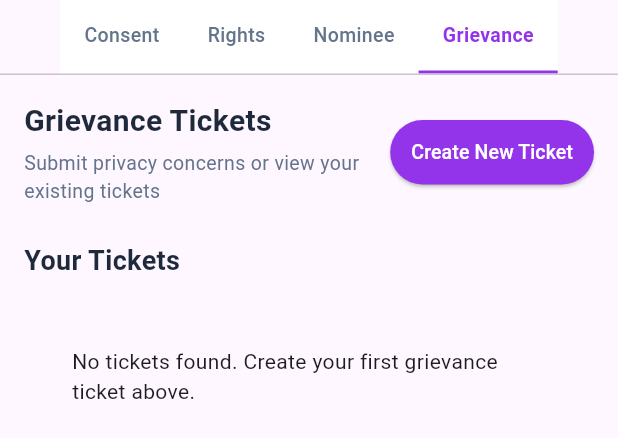
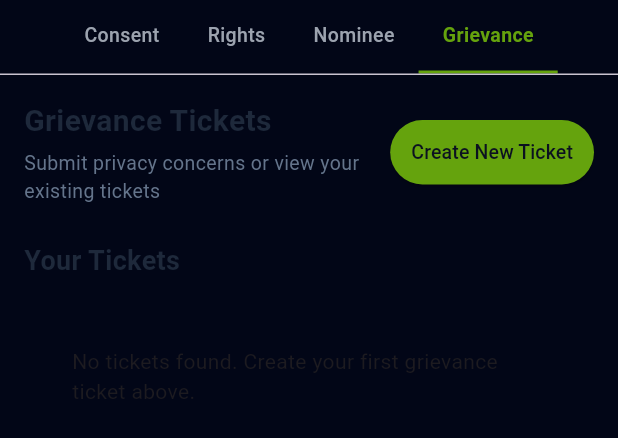
Before and after one commit to truconsent/truconsent-banner-flutter-sdk, a Flutter app: the NativeRightCenter widget shown alone on an empty page, opened directly with empty values, after a tap on "Rights", after a tap on "Nominee", after a tap on "Grievance", on a phone screen of 412 x 824 dp. Shown: the top 438 px of the screen. Run offline on Flutter 3.47's test engine with Material 3 defaults, Android fonts, the phone set to English and light mode, and no system bars; our stand-ins replace webview_flutter; network calls fail.

Commit message:
Bump version to 0.1.4 and update dependencies in configuration files

```diff
--- a/lib/src/services/rights_center_api.dart
+++ b/lib/src/services/rights_center_api.dart
@@ -555,23 +555,21 @@ class RightsCenterApi {
 
   // ─── Consent ─────────────────────────────────────────────────────────────────
 
-  /// Fetch all banner templates + merge user consent status.
-  /// Same flow as mars-money-website RightCenter.jsx:
-  ///   1. GET /api/v1/internal/consent?asset_id=... (all banners)
-  ///   2. GET /api/v1/internal/consent/user-consent-status?userId=...
+  /// Fetch user's banners with consent status already merged.
+  /// Uses GET /api/v1/internal/consent/user/{userId} — requires consent scope (not admin).
   Future<List<Map<String, dynamic>>> getUserConsentsFlat(
     String userId, {
     String? assetId,
   }) async {
-    // Step 1 — all banner templates (same as website)
-    final assetQuery = assetId != null && assetId.isNotEmpty
-        ? '?asset_id=${Uri.encodeComponent(assetId)}'
-        : '';
+    // Step 1 — GET /api/v1/internal/consent/user/{userId}
+    // Returns banners with the user's consent status pre-merged. Requires consent scope only.
     dynamic bannersResp;
     try {
-      bannersResp = await _request('/api/v1/internal/consent$assetQuery');
+      bannersResp = await _request(
+        '/api/v1/internal/consent/user/${Uri.encodeComponent(userId)}',
+      );
     } catch (e) {
-      debugPrint('[RightsCenterApi] Error fetching consent banners: $e');
+      debugPrint('[RightsCenterApi] Error fetching user consent banners: $e');
       bannersResp = null;
     }
 
--- a/lib/src/widgets/banner_ui.dart
+++ b/lib/src/widgets/banner_ui.dart
@@ -479,12 +479,4 @@ class _BannerUIState extends State<BannerUI> with SingleTickerProviderStateMixin
     );
   }
 
-  Color _parseColor(String? colorString) {
-    if (colorString == null) return const Color(0xFF7030bc);
-    try {
-      return Color(int.parse(colorString.replaceFirst('#', '0xFF')));
-    } catch (e) {
-      return const Color(0xFF7030bc);
-    }
-  }
 }
--- a/lib/src/widgets/native_right_center.dart
+++ b/lib/src/widgets/native_right_center.dart
@@ -1,6 +1,12 @@
 import 'package:flutter/material.dart';
 import 'package:url_launcher/url_launcher.dart';
 import '../services/rights_center_api.dart';
+
+Color _hexToColor(String hex) {
+  final clean = hex.replaceAll('#', '');
+  final full = clean.length == 6 ? 'FF$clean' : clean;
+  return Color(int.parse(full, radix: 16));
+}
 
 /// Native Flutter implementation of Rights Center.
 ///
@@ -47,6 +53,13 @@ class NativeRightCenter extends StatefulWidget {
 
 class _NativeRightCenterState extends State<NativeRightCenter> {
   late RightsCenterApi _api;
+
+  // Theme helpers — derived from _settings after fetch
+  Color get _bgColor => _hexToColor(_settings.backgroundColor);
+  Color get _primaryText => _hexToColor(_settings.primaryTextColor);
+  Color get _secondaryText => _hexToColor(_settings.secondaryTextColor);
+  Color get _btnColor => _hexToColor(_settings.buttonColor);
+  Color get _btnTextColor => _hexToColor(_settings.buttonTextColor);
 
   // Global
   bool _isInitializing = true;
@@ -429,8 +442,7 @@ class _NativeRightCenterState extends State<NativeRightCenter> {
   @override
   Widget build(BuildContext context) {
     if (_isInitializing) {
-      return const Scaffold(
-        body: Center(
+      return const Center(
         child: Column(
           mainAxisAlignment: MainAxisAlignment.center,
           children: [
@@ -438,7 +450,6 @@ class _NativeRightCenterState extends State<NativeRightCenter> {
             SizedBox(height: 16),
             Text('Loading Rights Center...'),
           ],
-          ),
         ),
       );
     }
@@ -448,12 +459,13 @@ class _NativeRightCenterState extends State<NativeRightCenter> {
       _activeTab = tabs.first;
     }
 
-    return Scaffold(
-      body: Column(
+    return ColoredBox(
+      color: _bgColor,
+      child: Column(
         children: [
           // Tab bar
           Container(
-            color: Colors.white,
+            color: _bgColor,
             child: SingleChildScrollView(
               scrollDirection: Axis.horizontal,
               child: Row(
@@ -480,7 +492,7 @@ class _NativeRightCenterState extends State<NativeRightCenter> {
         decoration: BoxDecoration(
           border: Border(
             bottom: BorderSide(
-              color: isActive ? const Color(0xFF9333EA) : Colors.transparent,
+              color: isActive ? _btnColor : Colors.transparent,
               width: 2,
             ),
           ),
@@ -490,7 +502,7 @@ class _NativeRightCenterState extends State<NativeRightCenter> {
           style: TextStyle(
             fontSize: 13,
             fontWeight: isActive ? FontWeight.w600 : FontWeight.w500,
-            color: isActive ? const Color(0xFF9333EA) : const Color(0xFF64748B),
+            color: isActive ? _btnColor : _secondaryText,
           ),
         ),
       ),
@@ -530,10 +542,10 @@ class _NativeRightCenterState extends State<NativeRightCenter> {
               Expanded(
                 child: Text(
                   _settings.consentsSectionTitle,
-                  style: const TextStyle(
+                  style: TextStyle(
                     fontSize: 20,
                     fontWeight: FontWeight.bold,
-                    color: Color(0xFF1E293B),
+                    color: _primaryText,
                   ),
                 ),
               ),
@@ -542,10 +554,10 @@ class _NativeRightCenterState extends State<NativeRightCenter> {
                 ElevatedButton(
                   onPressed: _saveConsents,
                   style: ElevatedButton.styleFrom(
-                    backgroundColor: const Color(0xFF9333EA),
+                    backgroundColor: _btnColor,
                     padding: const EdgeInsets.symmetric(horizontal: 16, vertical: 10),
                   ),
-                  child: const Text('Save Changes', style: TextStyle(color: Colors.white)),
+                  child: Text('Save Changes', style: TextStyle(color: _btnTextColor)),
                 ),
               ],
             ],
@@ -571,9 +583,12 @@ class _NativeRightCenterState extends State<NativeRightCenter> {
         if (_consentsLoading)
           const Expanded(child: Center(child: CircularProgressIndicator()))
         else if (_consents.isEmpty)
-          const Expanded(
+          Expanded(
             child: Center(
-              child: Text('You currently have no consent records to display.'),
+              child: Text(
+                'You currently have no consent records to display.',
+                style: TextStyle(color: _secondaryText),
+              ),
             ),
           )
         else
@@ -608,10 +623,10 @@ class _NativeRightCenterState extends State<NativeRightCenter> {
                 Expanded(
                   child: Text(
                     p['name'] ?? '',
-                    style: const TextStyle(
+                    style: TextStyle(
                       fontSize: 15,
                       fontWeight: FontWeight.w600,
-                      color: Color(0xFF1E293B),
+                      color: _primaryText,
                     ),
                   ),
                 ),
@@ -707,12 +722,12 @@ class _NativeRightCenterState extends State<NativeRightCenter> {
         children: [
           Text(
             _settings.rightsSectionTitle,
-            style: const TextStyle(fontSize: 20, fontWeight: FontWeight.bold, color: Color(0xFF1E293B)),
+            style: TextStyle(fontSize: 20, fontWeight: FontWeight.bold, color: _primaryText),
           ),
           const SizedBox(height: 8),
-          const Text(
+          Text(
             'You can access, correct, delete, or export your data.',
-            style: TextStyle(fontSize: 14, color: Color(0xFF64748B)),
+            style: TextStyle(fontSize: 14, color: _secondaryText),
           ),
           const SizedBox(height: 24),
 
@@ -723,10 +738,10 @@ class _NativeRightCenterState extends State<NativeRightCenter> {
             ElevatedButton(
               onPressed: () => setState(() => _showAccessModal = true),
               style: ElevatedButton.styleFrom(
-                backgroundColor: const Color(0xFF2563EB),
+                backgroundColor: _btnColor,
                 minimumSize: const Size(double.infinity, 48),
               ),
-              child: const Text('Request to Access My Data', style: TextStyle(color: Colors.white)),
+              child: Text('Request to Access My Data', style: TextStyle(color: _btnTextColor)),
             ),
           ],
 
@@ -742,7 +757,7 @@ class _NativeRightCenterState extends State<NativeRightCenter> {
                 backgroundColor: const Color(0xFFDC2626),
                 minimumSize: const Size(double.infinity, 48),
               ),
-              child: const Text('Request to Delete My Data', style: TextStyle(color: Colors.white)),
+              child: Text('Request to Delete My Data', style: TextStyle(color: _btnTextColor)),
             ),
           ],
 
@@ -812,9 +827,9 @@ class _NativeRightCenterState extends State<NativeRightCenter> {
           crossAxisAlignment: CrossAxisAlignment.start,
           children: [
             Text(title,
-                style: const TextStyle(fontSize: 16, fontWeight: FontWeight.w600, color: Color(0xFF1E293B))),
+                style: TextStyle(fontSize: 16, fontWeight: FontWeight.w600, color: _primaryText)),
             const SizedBox(height: 10),
-            Text(message, style: const TextStyle(fontSize: 14, color: Color(0xFF64748B))),
+            Text(message, style: TextStyle(fontSize: 14, color: _secondaryText)),
             const SizedBox(height: 16),
             Row(
               children: [
@@ -852,7 +867,7 @@ class _NativeRightCenterState extends State<NativeRightCenter> {
         children: [
           Text(
             _settings.nomineesSectionTitle,
-            style: const TextStyle(fontSize: 20, fontWeight: FontWeight.bold, color: Color(0xFF1E293B)),
+            style: TextStyle(fontSize: 20, fontWeight: FontWeight.bold, color: _primaryText),
           ),
           const SizedBox(height: 16),
           // Warning box
@@ -889,8 +904,8 @@ class _NativeRightCenterState extends State<NativeRightCenter> {
                         Expanded(
                           child: ElevatedButton(
                             onPressed: () => setState(() => _editing = true),
-                            style: ElevatedButton.styleFrom(backgroundColor: const Color(0xFF9333EA)),
-                            child: const Text('Edit', style: TextStyle(color: Colors.white)),
+                            style: ElevatedButton.styleFrom(backgroundColor: _btnColor),
+                            child: Text('Edit', style: TextStyle(color: _btnTextColor)),
                           ),
                         ),
                         const SizedBox(width: 12),
@@ -956,12 +971,12 @@ class _NativeRightCenterState extends State<NativeRightCenter> {
                   ElevatedButton(
                     onPressed: _submitNominee,
                     style: ElevatedButton.styleFrom(
-                      backgroundColor: const Color(0xFF9333EA),
+                      backgroundColor: _btnColor,
                       minimumSize: const Size(double.infinity, 48),
                     ),
                     child: Text(
                       _editing ? 'Update Nominee' : 'Add Nominee',
-                      style: const TextStyle(color: Colors.white),
+                      style: TextStyle(color: _btnTextColor),
                     ),
                   ),
                   if (_editing) ...[
@@ -1023,10 +1038,10 @@ class _NativeRightCenterState extends State<NativeRightCenter> {
               ElevatedButton(
                 onPressed: () => setState(() => _showGrievanceForm = !_showGrievanceForm),
                 style: ElevatedButton.styleFrom(
-                  backgroundColor: const Color(0xFF9333EA),
+                  backgroundColor: _btnColor,
                   padding: const EdgeInsets.symmetric(horizontal: 14, vertical: 12),
                 ),
-                child: const Text('Create New Ticket', style: TextStyle(color: Colors.white, fontSize: 13)),
+                child: Text('Create New Ticket', style: TextStyle(color: _btnTextColor, fontSize: 13)),
               ),
             ],
           ),
@@ -1068,8 +1083,8 @@ class _NativeRightCenterState extends State<NativeRightCenter> {
                       Expanded(
                         child: ElevatedButton(
                           onPressed: _submitGrievance,
-                          style: ElevatedButton.styleFrom(backgroundColor: const Color(0xFF9333EA)),
-                          child: const Text('Submit Ticket', style: TextStyle(color: Colors.white)),
+                          style: ElevatedButton.styleFrom(backgroundColor: _btnColor),
+                          child: Text('Submit Ticket', style: TextStyle(color: _btnTextColor)),
                         ),
                       ),
                       const SizedBox(width: 12),
@@ -1155,8 +1170,8 @@ class _NativeRightCenterState extends State<NativeRightCenter> {
       child: Column(
         crossAxisAlignment: CrossAxisAlignment.start,
         children: [
-          const Text('Transparency',
-              style: TextStyle(fontSize: 20, fontWeight: FontWeight.bold, color: Color(0xFF1E293B))),
+          Text('Transparency',
+              style: TextStyle(fontSize: 20, fontWeight: FontWeight.bold, color: _primaryText)),
           const SizedBox(height: 8),
           Text(
             _settings.transparencyDescription.isNotEmpty
@@ -1178,8 +1193,8 @@ class _NativeRightCenterState extends State<NativeRightCenter> {
       child: Column(
         crossAxisAlignment: CrossAxisAlignment.start,
         children: [
-          const Text('DPO Information',
-              style: TextStyle(fontSize: 20, fontWeight: FontWeight.bold, color: Color(0xFF1E293B))),
+          Text('DPO Information',
+              style: TextStyle(fontSize: 20, fontWeight: FontWeight.bold, color: _primaryText)),
           const SizedBox(height: 16),
           if (_dpoInfo == null)
             const Text('No DPO information available.',
@@ -1218,10 +1233,10 @@ class _NativeRightCenterState extends State<NativeRightCenter> {
       child: Column(
         crossAxisAlignment: CrossAxisAlignment.start,
         children: [
-          Text(label, style: const TextStyle(fontSize: 12, color: Color(0xFF64748B))),
+          Text(label, style: TextStyle(fontSize: 12, color: _secondaryText)),
           const SizedBox(height: 3),
           Text(value,
-              style: const TextStyle(fontSize: 15, fontWeight: FontWeight.w500, color: Color(0xFF1E293B))),
+              style: TextStyle(fontSize: 15, fontWeight: FontWeight.w500, color: _primaryText)),
         ],
       ),
     );
--- a/pubspec.yaml
+++ b/pubspec.yaml
@@ -1,6 +1,6 @@
 name: truconsent_consent_notice_flutter
 description: Flutter SDK for TruConsent consent banner. This package provides native Flutter widgets for displaying and managing consent banners in Flutter applications.
-version: 0.1.3
+version: 0.1.4
 homepage: https://github.com/truconsent/truconsent-banner-flutter-sdk
 repository: https://github.com/truconsent/truconsent-banner-flutter-sdk
 issue_tracker: https://github.com/truconsent/truconsent-banner-flutter-sdk/issues
```
Also changed, not shown: example/pubspec.lock, 1 other file. Lines whose indentation alone changed are shown as unchanged.
